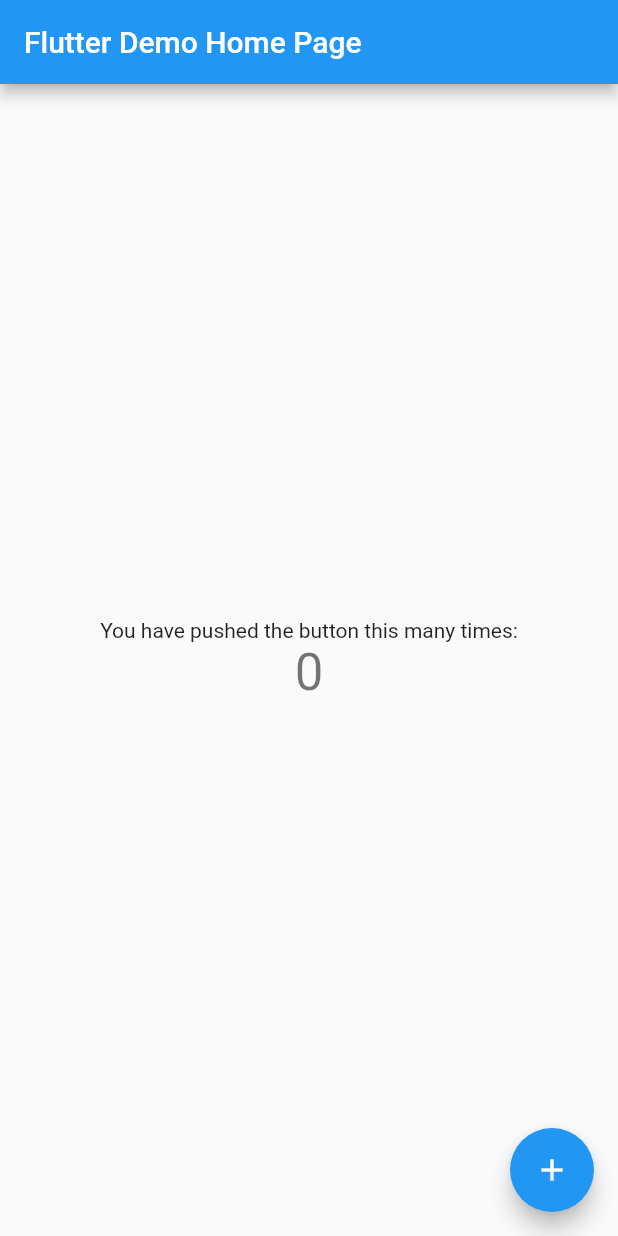
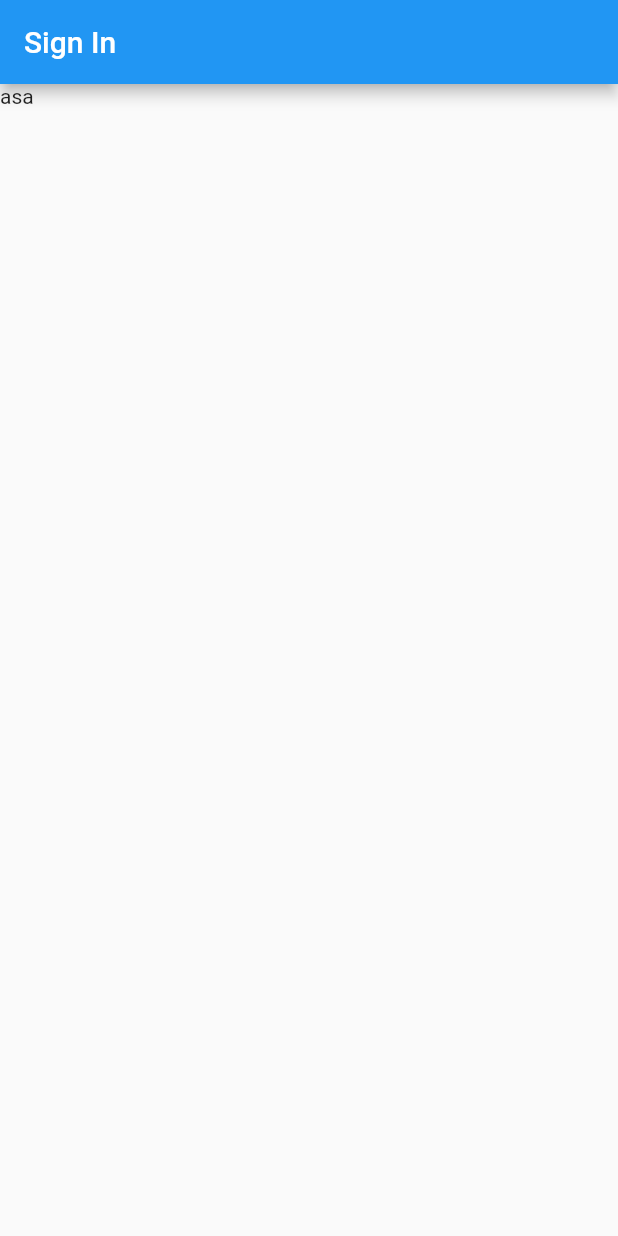
Before and after one commit to TBoxhead/starter_template, a Flutter app: the screen it shows after launch, on a phone screen of 412 x 824 dp. Run offline on Flutter 3.47's test engine with Material 2 defaults, Android fonts, the phone set to English and light mode, and no system bars; our stand-ins replace bloc, dartz, flutter_bloc, freezed_annotation, get_it, injectable and 1 more.

Commit message:
started presentation layer

```diff
--- a/lib/main.dart
+++ b/lib/main.dart
@@ -1,68 +1,8 @@
 import 'package:flutter/material.dart';
 import 'package:starter_template/injection.dart';
+import 'package:starter_template/presentation/core/app_widget.dart';
 
 void main() {
   configureDependencies();
-  runApp(const MyApp());
+  runApp(const AppWidget());
 }
-
-class MyApp extends StatelessWidget {
-  const MyApp({super.key});
-
-  @override
-  Widget build(BuildContext context) {
-    return MaterialApp(
-      title: 'Flutter Demo',
-      theme: ThemeData(
-        primarySwatch: Colors.blue,
-      ),
-      home: const MyHomePage(title: 'Flutter Demo Home Page'),
-    );
-  }
-}
-
-class MyHomePage extends StatefulWidget {
-  const MyHomePage({super.key, required this.title});
-  final String title;
-
-  @override
-  State<MyHomePage> createState() => _MyHomePageState();
-}
-
-class _MyHomePageState extends State<MyHomePage> {
-  int _counter = 0;
-
-  void _incrementCounter() {
-    setState(() {
-      _counter++;
-    });
-  }
-
-  @override
-  Widget build(BuildContext context) {
-    return Scaffold(
-      appBar: AppBar(
-        title: Text(widget.title),
-      ),
-      body: Center(
-        child: Column(
-          mainAxisAlignment: MainAxisAlignment.center,
-          children: <Widget>[
-            const Text(
-              'You have pushed the button this many times:',
-            ),
-            Text(
-              '$_counter',
-              style: Theme.of(context).textTheme.headline4,
-            ),
-          ],
-        ),
-      ),
-      floatingActionButton: FloatingActionButton(
-        onPressed: _incrementCounter,
-        tooltip: 'Increment',
-        child: const Icon(Icons.add),
-      ),
-    );
-  }
-}
--- /dev/null
+++ b/lib/presentation/core/app_widget.dart
@@ -0,0 +1,17 @@
+import 'package:flutter/material.dart';
+import 'package:starter_template/presentation/sign_in/sign_in_page.dart';
+
+class AppWidget extends StatelessWidget {
+  const AppWidget({super.key});
+
+  @override
+  Widget build(BuildContext context) {
+    return MaterialApp(
+      title: 'Flutter Demo',
+      theme: ThemeData(
+        primarySwatch: Colors.blue,
+      ),
+      home: SignInPage(),
+    );
+  }
+}
--- /dev/null
+++ b/lib/presentation/sign_in/sign_in_page.dart
@@ -0,0 +1,20 @@
+import 'package:flutter/material.dart';
+import 'package:flutter_bloc/flutter_bloc.dart';
+import 'package:starter_template/application/auth/sign_in_form/sign_in_form_bloc.dart';
+import 'package:starter_template/injection.dart';
+import 'package:starter_template/presentation/sign_in/widgets/sign_in_form.dart';
+
+class SignInPage extends StatelessWidget {
+  @override
+  Widget build(BuildContext context) {
+    return Scaffold(
+      appBar: AppBar(
+        title: const Text('Sign In'),
+      ),
+      body: BlocProvider(
+        create: (context) => getIt<SignInFormBloc>(),
+        child: const SignInForm(),
+      ),
+    );
+  }
+}
--- /dev/null
+++ b/lib/presentation/sign_in/widgets/sign_in_form.dart
@@ -0,0 +1,12 @@
+import 'package:flutter/material.dart';
+import 'package:flutter_bloc/flutter_bloc.dart';
+import 'package:starter_template/application/auth/sign_in_form/sign_in_form_bloc.dart';
+
+class SignInForm extends StatelessWidget {
+  const SignInForm({super.key});
+
+  @override
+  Widget build(BuildContext context) {
+    return Text("asa");
+  }
+}
```
Also changed, not shown: 1 other file.
